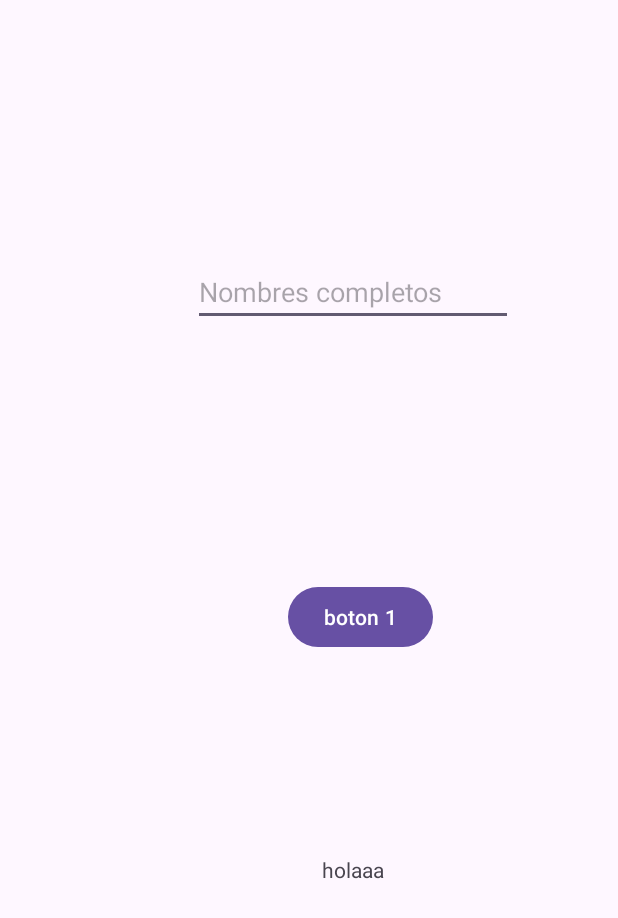
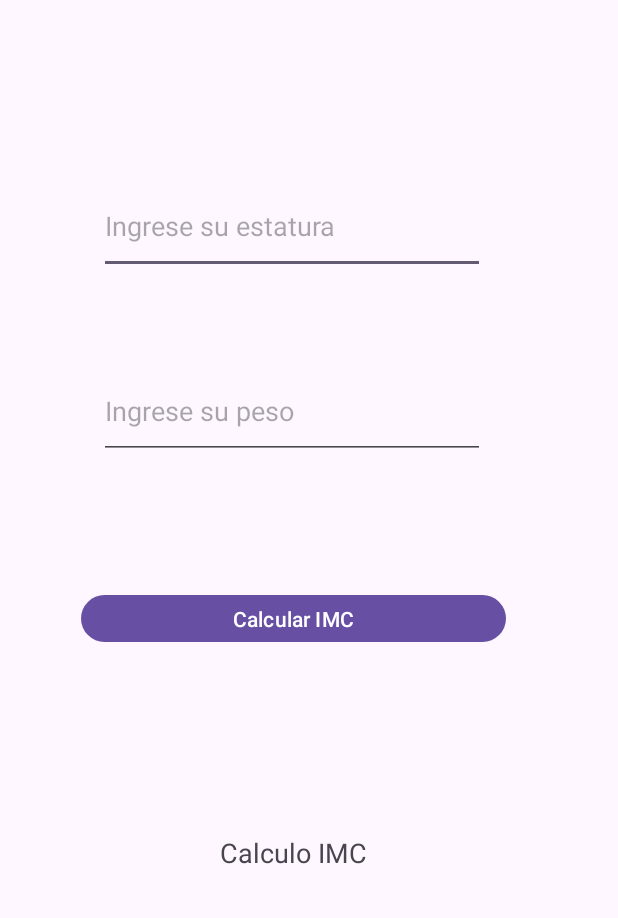
Before and after one commit to leonelburgos1/Android-Studio3, an Android app: the screen it shows after launch (MainActivity), on a phone screen of 412 x 824 dp. Shown: the top 918 px of the screen. Run offline under Robolectric (Android 15) with nearby library versions, the phone set to English and light mode, and no system bars.

Commit message:
avance 3

```diff
--- a/myAplication/app/src/main/java/com/example/myaplication/MainActivity.kt
+++ b/myAplication/app/src/main/java/com/example/myaplication/MainActivity.kt
@@ -1,33 +1,42 @@
 package com.example.myaplication
 
+import androidx.appcompat.app.AppCompatActivity
 import android.os.Bundle
 import android.widget.Button
 import android.widget.EditText
 import android.widget.TextView
-import androidx.activity.enableEdgeToEdge
-import androidx.appcompat.app.AppCompatActivity
-import androidx.core.view.ViewCompat
-import androidx.core.view.WindowInsetsCompat
+import android.widget.Toast
 
 class MainActivity : AppCompatActivity() {
     override fun onCreate(savedInstanceState: Bundle?) {
         super.onCreate(savedInstanceState)
-        enableEdgeToEdge()
         setContentView(R.layout.activity_main)
-        ViewCompat.setOnApplyWindowInsetsListener(findViewById(R.id.main)) { v, insets ->
-            val systemBars = insets.getInsets(WindowInsetsCompat.Type.systemBars())
-            v.setPadding(systemBars.left, systemBars.top, systemBars.right, systemBars.bottom)
-            insets
+
+        val pesoEditText = findViewById<EditText>(R.id.peso)       // ID del campo de peso
+        val estaturaEditText = findViewById<EditText>(R.id.estatura)     // ID del campo de estatura
+        val button = findViewById<Button>(R.id.button)
+        val textView = findViewById<TextView>(R.id.textView3)
+
+        button.setOnClickListener {
+            val pesoTexto = pesoEditText.text.toString()
+            val estaturaTexto = estaturaEditText.text.toString()
+
+            val peso = pesoTexto.toFloatOrNull()
+            val estatura = estaturaTexto.toFloatOrNull()
+
+            if (peso != null && estatura != null && estatura > 0) {
+                val imc = peso / (estatura * estatura)
+                val mensaje = when {
+                    imc < 18.5 -> "Bajo peso"
+                    imc < 25 -> "Peso normal"
+                    imc < 30 -> "Sobrepeso"
+                    else -> "Obesidad"
+                }
+
+                textView.text = "Tu IMC es %.2f: %s".format(imc, mensaje)
+            } else {
+                Toast.makeText(this, "Por favor ingresa peso y estatura válidos", Toast.LENGTH_SHORT).show()
+            }
         }
-        val boton1 = findViewById<Button>(R.id.button)
-        // otra forma val boton1 = findViewById<Button>(R.id.button)
-        val editText = findViewById<EditText>(R.id.editTextText)
-        val textview = findViewById<TextView>(R.id.textView3)
-
-        boton1.setOnClickListener {
-            val texto = editText.text.toString()
-            textview.text = texto
-        }
-
     }
 }
--- a/myAplication/app/src/main/res/layout/activity_main.xml
+++ b/myAplication/app/src/main/res/layout/activity_main.xml
@@ -9,44 +9,58 @@
     <!-- aqui lo que se hace es toda la parte visual de la aplicación pero nada de logica-->
 
     <!-- Colocar android:id="@+id/button" es importante porque así se lo puede llamar con R en otras partes -->
-    <Button
-        android:id="@+id/button"
-        android:layout_width="wrap_content"
-        android:layout_height="wrap_content"
-        android:text="boton 1"
-        app:layout_constraintBottom_toBottomOf="parent"
-        app:layout_constraintEnd_toEndOf="parent"
-        app:layout_constraintHorizontal_bias="0.608"
-        app:layout_constraintStart_toStartOf="parent"
-        app:layout_constraintTop_toTopOf="parent"
-        app:layout_constraintVertical_bias="0.499" />
 
 
     <EditText
-        android:id="@+id/editTextText"
-        android:layout_width="wrap_content"
-        android:layout_height="wrap_content"
+        android:id="@+id/estatura"
+        android:layout_width="257dp"
+        android:layout_height="64dp"
         android:ems="10"
+        android:hint="Ingrese su estatura"
         android:inputType="text"
-        android:hint="Nombres completos"
         app:layout_constraintBottom_toTopOf="@+id/button"
         app:layout_constraintEnd_toEndOf="parent"
-        app:layout_constraintHorizontal_bias="0.646"
+        app:layout_constraintHorizontal_bias="0.428"
         app:layout_constraintStart_toStartOf="parent"
         app:layout_constraintTop_toTopOf="parent"
-        app:layout_constraintVertical_bias="0.503" />
+        app:layout_constraintVertical_bias="0.361" />
+
+    <EditText
+        android:id="@+id/peso"
+        android:layout_width="257dp"
+        android:layout_height="64dp"
+        android:ems="10"
+        android:hint="Ingrese su peso"
+        android:inputType="text"
+        app:layout_constraintBottom_toTopOf="@+id/button"
+        app:layout_constraintEnd_toEndOf="parent"
+        app:layout_constraintHorizontal_bias="0.428"
+        app:layout_constraintStart_toStartOf="parent"
+        app:layout_constraintTop_toTopOf="parent"
+        app:layout_constraintVertical_bias="0.737" />
+
+    <Button
+        android:id="@+id/button"
+        android:layout_width="283dp"
+        android:layout_height="39dp"
+        android:text="Calcular IMC"
+        app:layout_constraintBottom_toBottomOf="parent"
+        app:layout_constraintEnd_toEndOf="parent"
+        app:layout_constraintHorizontal_bias="0.421"
+        app:layout_constraintStart_toStartOf="parent"
+        app:layout_constraintTop_toTopOf="parent" />
 
     <TextView
         android:id="@+id/textView3"
         android:layout_width="wrap_content"
         android:layout_height="wrap_content"
-        android:text="holaaa"
-        app:layout_constraintBottom_toBottomOf="parent"
+        android:layout_marginTop="124dp"
+        android:text="Calculo IMC"
+        android:textSize="18sp"
         app:layout_constraintEnd_toEndOf="parent"
-        app:layout_constraintHorizontal_bias="0.58"
+        app:layout_constraintHorizontal_bias="0.467"
         app:layout_constraintStart_toStartOf="parent"
-        app:layout_constraintTop_toBottomOf="@+id/button"
-        app:layout_constraintVertical_bias="0.364" />
+        app:layout_constraintTop_toBottomOf="@+id/button" />
 
 
 </androidx.constraintlayout.widget.ConstraintLayout>
```
